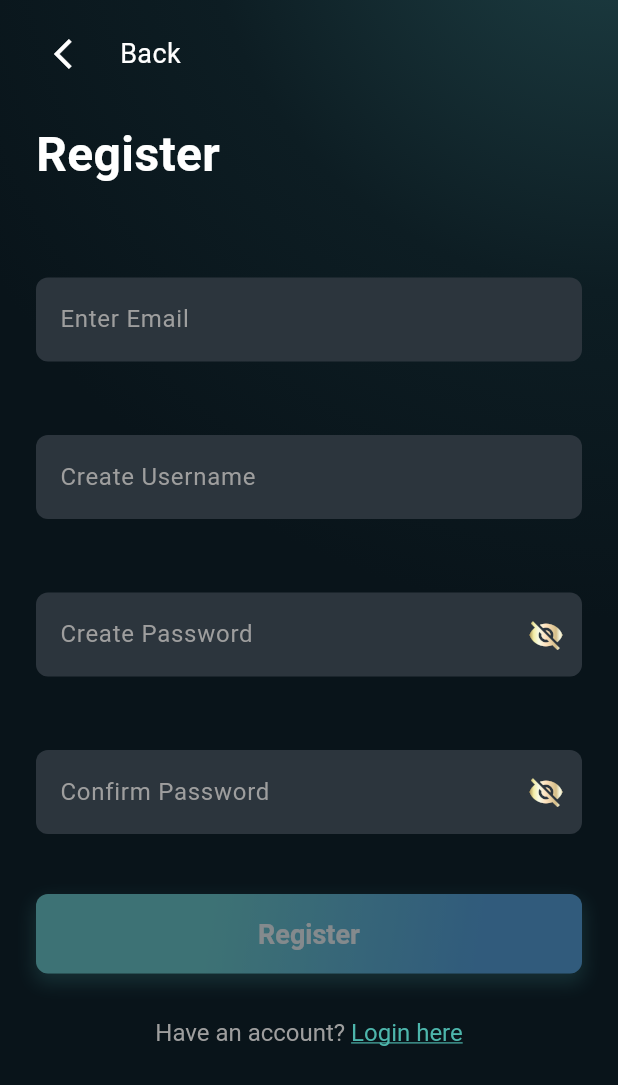
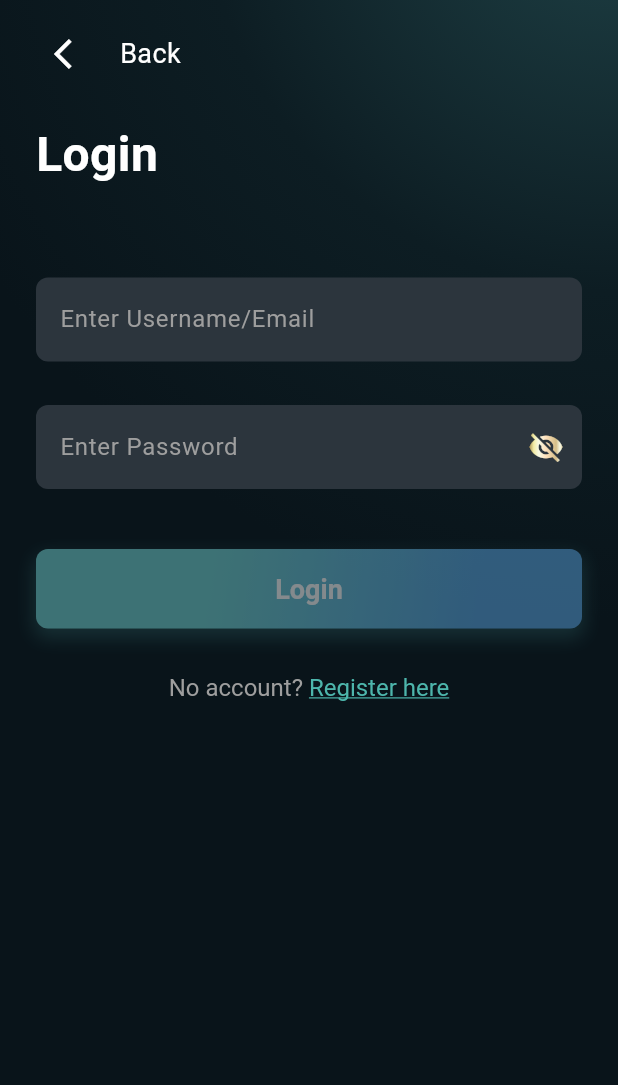
Before and after one commit to danaralifian/you_app_test, a Flutter app: the screen it shows after launch, on a phone screen of 412 x 824 dp. Shown: the top 1085 px of the screen. Run offline on Flutter 3.47's test engine with Material 3 defaults, Android fonts, the phone set to English and light mode, and no system bars.

Commit message:
feat: login screen

```diff
--- a/lib/main.dart
+++ b/lib/main.dart
@@ -1,6 +1,6 @@
 // lib/main.dart
 import 'package:flutter/material.dart';
-import 'package:you_app/screens/register.dart';
+import 'package:you_app/screens/auth_screen.dart';
 
 void main() {
   runApp(const MyApp());
@@ -27,7 +27,7 @@ class MyApp extends StatelessWidget {
           ),
         ),
       ),
-      home: const RegisterScreen(),
+      home: const AuthScreen(),
     );
   }
 }
--- /dev/null
+++ b/lib/screens/auth_screen.dart
@@ -0,0 +1,31 @@
+import 'package:flutter/material.dart';
+import 'package:you_app/screens/login_fragment.dart';
+import 'package:you_app/screens/register_fragment.dart';
+
+class AuthScreen extends StatefulWidget {
+  const AuthScreen({super.key});
+
+  @override
+  State<AuthScreen> createState() => _AuthScreenState();
+}
+
+class _AuthScreenState extends State<AuthScreen> {
+  int _currentPage = 1; // 0 = register, 1 = login
+
+  void _goTo(int index) {
+    setState(() => _currentPage = index);
+  }
+
+  @override
+  Widget build(BuildContext context) {
+    return Scaffold(
+      body: IndexedStack(
+        index: _currentPage,
+        children: [
+          RegisterFragment(onSwitch: () => _goTo(1)),
+          LoginFragment(onSwitch: () => _goTo(0)),
+        ],
+      ),
+    );
+  }
+}
--- a/lib/screens/register.dart
+++ b/lib/screens/login_fragment.dart
@@ -1,54 +1,46 @@
 import 'package:flutter/gestures.dart';
 import 'package:flutter/material.dart';
-import 'package:you_app/screens/login.dart';
 import 'package:you_app/utils/alert.dart';
 import 'package:you_app/widgets/button.dart';
 import 'package:you_app/widgets/text_form_field.dart';
 
-class RegisterScreen extends StatefulWidget {
-  const RegisterScreen({super.key});
+class LoginFragment extends StatefulWidget {
+  final VoidCallback onSwitch;
+  const LoginFragment({super.key, required this.onSwitch});
 
   @override
-  State<RegisterScreen> createState() => _RegisterScreenState();
+  State<LoginFragment> createState() => _LoginScreenState();
 }
 
-class _RegisterScreenState extends State<RegisterScreen> {
-  final _emailController = TextEditingController();
-  final _usernameController = TextEditingController();
+class _LoginScreenState extends State<LoginFragment> {
+  final _emailOrUsernameController = TextEditingController();
   final _passwordController = TextEditingController();
-  final _confirmPasswordController = TextEditingController();
 
   bool _isFormFilled = false;
 
   @override
   void initState() {
     super.initState();
-    _emailController.addListener(_updateFormFilled);
-    _usernameController.addListener(_updateFormFilled);
+    _emailOrUsernameController.addListener(_updateFormFilled);
     _passwordController.addListener(_updateFormFilled);
-    _confirmPasswordController.addListener(_updateFormFilled);
   }
 
   void _updateFormFilled() {
     setState(() {
       _isFormFilled =
-          _emailController.text.isNotEmpty &&
-          _usernameController.text.isNotEmpty &&
-          _passwordController.text.isNotEmpty &&
-          _confirmPasswordController.text.isNotEmpty;
+          _emailOrUsernameController.text.isNotEmpty &&
+          _passwordController.text.isNotEmpty;
     });
   }
 
   @override
   void dispose() {
-    _emailController.dispose();
-    _usernameController.dispose();
+    _emailOrUsernameController.dispose();
     _passwordController.dispose();
-    _confirmPasswordController.dispose();
     super.dispose();
   }
 
-  void _register() {
+  void _login() {
     debugPrint("test click");
     showAlert(context, 'message');
   }
@@ -99,7 +91,7 @@ class _RegisterScreenState extends State<RegisterScreen> {
                   ),
                   const SizedBox(height: 20),
                   const Text(
-                    'Register',
+                    'Login',
                     style: TextStyle(
                       color: Colors.white,
                       fontSize: 32,
@@ -108,30 +100,19 @@ class _RegisterScreenState extends State<RegisterScreen> {
                   ),
                   const SizedBox(height: 30),
                   InputTextField(
-                    hintText: 'Enter Email',
-                    controller: _emailController,
+                    hintText: 'Enter Username/Email',
+                    controller: _emailOrUsernameController,
                   ),
-                  const SizedBox(height: 20),
+                  const SizedBox(height: 0),
                   InputTextField(
-                    hintText: 'Create Username',
-                    controller: _usernameController,
-                  ),
-                  const SizedBox(height: 20),
-                  InputTextField(
-                    hintText: 'Create Password',
+                    hintText: 'Enter Password',
                     isPassword: true,
                     controller: _passwordController,
                   ),
-                  const SizedBox(height: 20),
-                  InputTextField(
-                    hintText: 'Confirm Password',
-                    isPassword: true,
-                    controller: _confirmPasswordController,
-                  ),
                   const SizedBox(height: 40),
                   Button(
-                    text: 'Register',
-                    onPressed: _isFormFilled ? _register : null,
+                    text: 'Login',
+                    onPressed: _isFormFilled ? _login : null,
                   ),
                   const SizedBox(height: 30),
                   Center(
@@ -142,21 +123,16 @@ class _RegisterScreenState extends State<RegisterScreen> {
                           fontSize: 16,
                         ),
                         children: [
-                          const TextSpan(text: 'Have an account? '),
+                          const TextSpan(text: 'No account? '),
                           TextSpan(
-                            text: 'Login here',
+                            text: 'Register here',
                             style: TextStyle(
                               color: Theme.of(context).primaryColor,
                               decoration: TextDecoration.underline,
                             ),
                             recognizer: TapGestureRecognizer()
                               ..onTap = () {
-                                Navigator.push(
-                                  context,
-                                  MaterialPageRoute(
-                                    builder: (context) => const LoginScreen(),
-                                  ),
-                                );
+                                widget.onSwitch();
                               },
                           ),
                         ],
```
Also changed, not shown: lib/screens/login.dart (deleted, +0 -15 lines), lib/screens/register_fragment.dart (added, +167 -0 lines).
